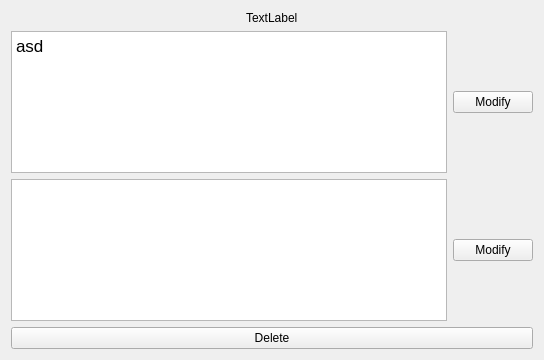
This is SDDD/pitchui.ui in hux8/SDD-Project as Qt 5 draws it before an edit. The edited form follows.
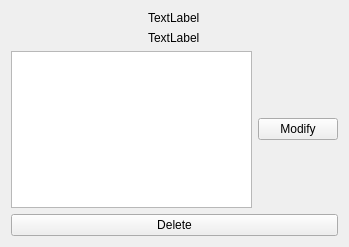
This is the edited form.

Diff of the .ui file:
```diff
--- a/SDDD/pitchui.ui
+++ b/SDDD/pitchui.ui
@@ -6,8 +6,8 @@
    <rect>
     <x>0</x>
     <y>0</y>
-    <width>544</width>
-    <height>360</height>
+    <width>349</width>
+    <height>247</height>
    </rect>
   </property>
   <property name="windowTitle">
@@ -21,6 +21,13 @@
      </property>
     </widget>
    </item>
+   <item alignment="Qt::AlignHCenter">
+    <widget class="QLabel" name="date">
+     <property name="text">
+      <string>TextLabel</string>
+     </property>
+    </widget>
+   </item>
    <item>
     <layout class="QVBoxLayout" name="verticalLayout">
      <item>
@@ -38,7 +45,7 @@
 &lt;html&gt;&lt;head&gt;&lt;meta name=&quot;qrichtext&quot; content=&quot;1&quot; /&gt;&lt;style type=&quot;text/css&quot;&gt;
 p, li { white-space: pre-wrap; }
 &lt;/style&gt;&lt;/head&gt;&lt;body style=&quot; font-family:'.SF NS Text'; font-size:13pt; font-weight:400; font-style:normal;&quot;&gt;
-&lt;p style=&quot; margin-top:0px; margin-bottom:0px; margin-left:0px; margin-right:0px; -qt-block-indent:0; text-indent:0px;&quot;&gt;asd&lt;/p&gt;&lt;/body&gt;&lt;/html&gt;</string>
+&lt;p style=&quot;-qt-paragraph-type:empty; margin-top:0px; margin-bottom:0px; margin-left:0px; margin-right:0px; -qt-block-indent:0; text-indent:0px;&quot;&gt;&lt;br /&gt;&lt;/p&gt;&lt;/body&gt;&lt;/html&gt;</string>
          </property>
         </widget>
        </item>
@@ -51,40 +58,6 @@
        </item>
       </layout>
      </item>
-     <item>
-      <spacer name="verticalSpacer">
-       <property name="orientation">
-        <enum>Qt::Vertical</enum>
-       </property>
-       <property name="sizeType">
-        <enum>QSizePolicy::Expanding</enum>
-       </property>
-       <property name="sizeHint" stdset="0">
-        <size>
-         <width>20</width>
-         <height>40</height>
-        </size>
-       </property>
-      </spacer>
-     </item>
-     <item>
-      <layout class="QHBoxLayout" name="horizontalLayout_2">
-       <item>
-        <widget class="QTextBrowser" name="comment">
-         <property name="autoFillBackground">
-          <bool>true</bool>
-         </property>
-        </widget>
-       </item>
-       <item>
-        <widget class="QPushButton" name="bmodifyComment">
-         <property name="text">
-          <string>Modify</string>
-         </property>
-        </widget>
-       </item>
-      </layout>
-     </item>
      <item>
       <layout class="QHBoxLayout" name="horizontalLayout_3">
        <item>
```
Left out of the diff: 16 changed lines with no effect on the pictures.
